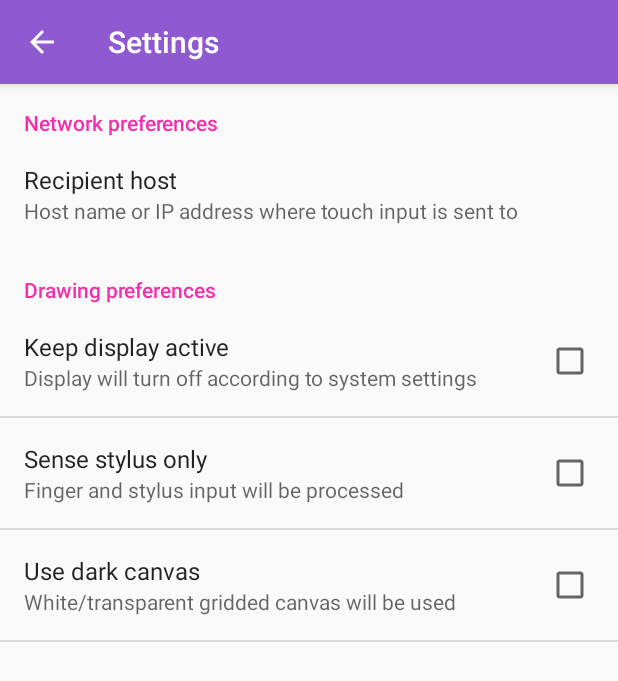
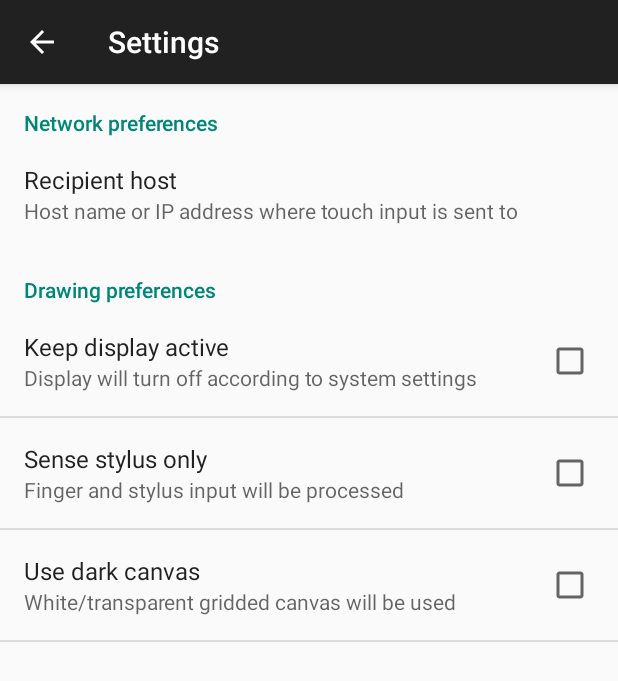
Before and after one commit to rfc2822/GfxTablet, an Android app: the SettingsActivity screen opened directly, with no data from a screen before it, after a tap on "Keep display active", on a phone screen of 412 x 824 dp. Shown: the top 681 px of the screen. Run offline under Robolectric (Android 15) with nearby library versions, the phone set to English and light mode, and no system bars.

Commit message:
removed donate/about/setImage items and changed the color :)

```diff
--- a/app-android/app/src/main/java/at/bitfire/gfxtablet/CanvasActivity.java
+++ b/app-android/app/src/main/java/at/bitfire/gfxtablet/CanvasActivity.java
@@ -162,17 +162,6 @@ public class CanvasActivity extends AppCompatActivity implements View.OnSystemUi
         return preferences.getString(SettingsActivity.KEY_TEMPLATE_IMAGE, null);
     }
 
-    public void setTemplateImage(MenuItem item) {
-        if (getTemplateImagePath() == null)
-            selectTemplateImage(item);
-        else {
-            // template image already set, show popup
-            PopupMenu popup = new PopupMenu(this, findViewById(R.id.menu_set_template_image));
-            popup.getMenuInflater().inflate(R.menu.set_template_image, popup.getMenu());
-            popup.show();
-        }
-    }
-
     public void selectTemplateImage(MenuItem item) {
         Intent i = new Intent(Intent.ACTION_PICK, android.provider.MediaStore.Images.Media.EXTERNAL_CONTENT_URI);
         startActivityForResult(i, RESULT_LOAD_IMAGE);
--- a/app-android/app/src/main/res/menu/activity_canvas.xml
+++ b/app-android/app/src/main/res/menu/activity_canvas.xml
@@ -1,13 +1,6 @@
 <menu
     xmlns:android="http://schemas.android.com/apk/res/android"
     xmlns:app="http://schemas.android.com/apk/res-auto">
-
-    <item
-        android:id="@+id/menu_set_template_image"
-        android:icon="@drawable/ic_action_picture"
-        android:onClick="setTemplateImage"
-        app:showAsAction="ifRoom"
-        android:title="@string/menu_set_template_image"/>
 
     <item
         android:id="@+id/menu_fullscreen"
@@ -22,14 +15,4 @@
         app:showAsAction="never"
         android:title="@string/menu_settings"/>
 
-    <item
-        android:onClick="showAbout"
-        app:showAsAction="never"
-        android:title="@string/menu_about"/>
-
-    <item
-        android:onClick="showDonate"
-        app:showAsAction="never"
-        android:title="@string/menu_donate"/>
-
 </menu>
--- a/app-android/app/src/main/res/values/styles.xml
+++ b/app-android/app/src/main/res/values/styles.xml
@@ -1,9 +1,6 @@
 <resources>
 
     <style name="BaseTheme" parent="Base.Theme.AppCompat.Light.DarkActionBar">
-        <item name="colorPrimary">#8f5ad1</item>
-        <item name="colorPrimaryDark">#5100b5</item>
-        <item name="colorAccent">#f32eac</item>
     </style>
 
     <style name="AppTheme" parent="BaseTheme">
```
